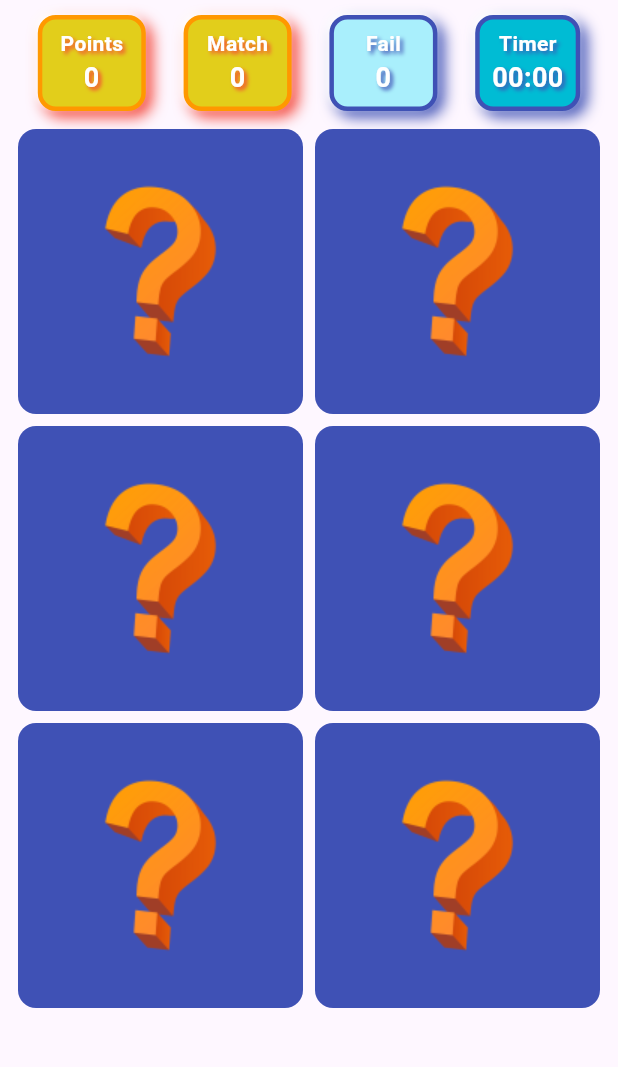
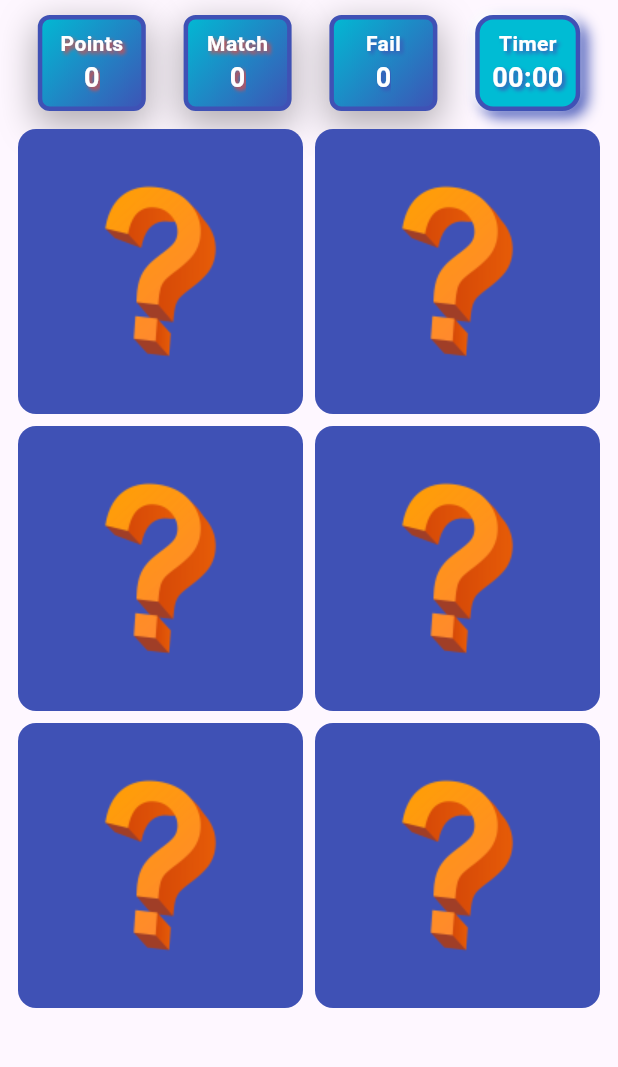
Before and after one commit to TangierDreams/flippy_pairs, a Flutter app: the PagJuego screen opened by its route, on a phone screen of 412 x 824 dp, the part 108-1175 px from its top. Run offline on Flutter 3.47's test engine with Material 3 defaults, Android fonts, the phone set to English and light mode, and no system bars; our stand-ins replace audioplayers, google_fonts, shared_preferences, supabase_flutter; accounts and stored records are empty; network calls fail; Roboto replaces fonts that are missing (Chewy).

Commit message:
13/10/2025

```diff
--- a/lib/PAGINAS/JUEGO/WIDGETS/wid_juego_acabado.dart
+++ b/lib/PAGINAS/JUEGO/WIDGETS/wid_juego_acabado.dart
@@ -37,7 +37,7 @@ Future<void> widJuegoAcabado(
               padding: const EdgeInsets.all(20),
               decoration: BoxDecoration(
                 gradient: LinearGradient(
-                  colors: gana ? [Colores.segundo, Colores.tercero] : [Colores.quinto, Colores.primero],
+                  colors: [Colores.quinto, Colores.primero],
                   begin: Alignment.topLeft,
                   end: Alignment.bottomRight,
                 ),
@@ -67,7 +67,7 @@ Future<void> widJuegoAcabado(
                   Text(
                     gana
                         ? "You've won $puntosDelJuego points in this game. Congratulations!"
-                        : "You've lost $puntosDelJuego points in this game.",
+                        : "You've lost $puntosDelJuego points in this game. You can do it better...",
                     style: GoogleFonts.baloo2(fontSize: 18, color: Colores.blanco),
                     textAlign: TextAlign.center,
                   ),
--- a/lib/PAGINAS/JUEGO/pag_juego.dart
+++ b/lib/PAGINAS/JUEGO/pag_juego.dart
@@ -6,7 +6,7 @@
 import 'package:flippy_pairs/PAGINAS/JUEGO/srv_juego.dart';
 import 'package:flippy_pairs/PROCEDIMIENTOS/SERVICIOS/srv_globales.dart';
 import 'package:flippy_pairs/PROCEDIMIENTOS/SERVICIOS/srv_sonidos.dart';
-import 'package:flippy_pairs/PAGINAS/JUEGO/WIDGETS/wid_contador.dart';
+import 'package:flippy_pairs/PROCEDIMIENTOS/WIDGETS/wid_contador.dart';
 import 'package:flutter/material.dart';
 import 'package:flippy_pairs/PAGINAS/JUEGO/WIDGETS/wid_carta.dart';
 import 'package:flippy_pairs/PROCEDIMIENTOS/WIDGETS/wid_toolbar.dart';
--- a/lib/PAGINAS/JUEGO/WIDGETS/wid_contador.dart
+++ b/lib/PROCEDIMIENTOS/WIDGETS/wid_contador.dart
@@ -1,4 +1,5 @@
 import 'package:flippy_pairs/PROCEDIMIENTOS/SERVICIOS/srv_globales.dart';
+import 'package:flippy_pairs/PROCEDIMIENTOS/WIDGETS/wid_digit_roller_step.dart';
 import 'package:flutter/material.dart';
 import 'package:google_fonts/google_fonts.dart';
 
@@ -14,14 +15,32 @@ class WidContador extends StatelessWidget {
     return Container(
       padding: const EdgeInsets.symmetric(horizontal: 8, vertical: 6),
       decoration: BoxDecoration(
-        color: pModo == 1 ? const Color.fromARGB(255, 226, 206, 27) : const Color.fromARGB(255, 169, 239, 252),
-        borderRadius: BorderRadius.circular(12),
-        border: Border.all(color: pModo == 1 ? Colores.segundo : Colores.primero, width: 3),
+        gradient: LinearGradient(
+          colors: [Colores.quinto, Colores.primero],
+          begin: Alignment.topLeft,
+          end: Alignment.bottomRight,
+        ),
+        borderRadius: BorderRadius.circular(8),
+        border: Border.all(color: Colores.primero, width: 3),
         boxShadow: [
-          BoxShadow(color: pModo == 1 ? Colores.cuarto : Colores.primero, blurRadius: 8, offset: const Offset(4, 4)),
-          BoxShadow(color: Colores.blanco, blurRadius: 4, offset: Offset(-2, -2)),
+          BoxShadow(
+            color: Colors.black.withValues(alpha: 0.3),
+            blurRadius: 20,
+            spreadRadius: 2,
+            offset: const Offset(0, 8),
+          ),
         ],
       ),
+
+      // decoration: BoxDecoration(
+      //   color: pModo == 1 ? const Color.fromARGB(255, 226, 206, 27) : const Color.fromARGB(255, 169, 239, 252),
+      //   borderRadius: BorderRadius.circular(12),
+      //   border: Border.all(color: pModo == 1 ? Colores.segundo : Colores.primero, width: 3),
+      //   boxShadow: [
+      //     BoxShadow(color: pModo == 1 ? Colores.cuarto : Colores.primero, blurRadius: 8, offset: const Offset(4, 4)),
+      //     BoxShadow(color: Colores.blanco, blurRadius: 4, offset: Offset(-2, -2)),
+      //   ],
+      // ),
       child: SizedBox(
         width: 50,
         child: Column(
@@ -41,8 +60,9 @@ class WidContador extends StatelessWidget {
                 ],
               ),
             ),
-            Text(
-              "$pContador${pModo == 1 ? '\u200B' : '\u200C'}",
+            WidDigitRollerStep(
+              key: ValueKey("${pModo}_roller"),
+              value: pContador,
               style: GoogleFonts.comicNeue(
                 fontSize: 18,
                 fontWeight: FontWeight.bold,
@@ -55,6 +75,8 @@ class WidContador extends StatelessWidget {
                   ),
                 ],
               ),
+              stepDuration: const Duration(milliseconds: 100), // velocidad del giro
+              maxSteps: 15, // máximo de pasos por salto
             ),
           ],
         ),
--- /dev/null
+++ b/lib/PROCEDIMIENTOS/WIDGETS/wid_digit_roller_step.dart
@@ -0,0 +1,94 @@
+import 'dart:async';
+import 'package:flutter/material.dart';
+
+class WidDigitRollerStep extends StatefulWidget {
+  final int value;
+  final TextStyle? style;
+  final Duration stepDuration;
+  final Duration pause;
+  final int maxSteps;
+
+  const WidDigitRollerStep({
+    super.key,
+    required this.value,
+    this.style,
+    this.stepDuration = const Duration(milliseconds: 60),
+    this.pause = const Duration(milliseconds: 100),
+    this.maxSteps = 20,
+  });
+
+  @override
+  State<WidDigitRollerStep> createState() => _WidDigitRollerStepState();
+}
+
+class _WidDigitRollerStepState extends State<WidDigitRollerStep> {
+  late int _displayValue;
+  bool _isIncreasing = true;
+  Timer? _timer;
+
+  @override
+  void initState() {
+    super.initState();
+    _displayValue = widget.value;
+  }
+
+  @override
+  void didUpdateWidget(WidDigitRollerStep oldWidget) {
+    super.didUpdateWidget(oldWidget);
+
+    if (widget.value != oldWidget.value) {
+      _timer?.cancel();
+      _isIncreasing = widget.value > oldWidget.value;
+      _startRollingAnimation(oldWidget.value, widget.value);
+    }
+  }
+
+  void _startRollingAnimation(int oldValue, int newValue) async {
+    final diff = newValue - oldValue;
+    if (diff == 0) return;
+
+    final direction = diff > 0 ? 1 : -1;
+    final steps = diff.abs().clamp(1, widget.maxSteps);
+    final int stepValue = (diff / steps).round();
+
+    await Future.delayed(widget.pause);
+
+    int current = oldValue;
+    _timer = Timer.periodic(widget.stepDuration, (timer) {
+      current += stepValue;
+
+      if ((direction > 0 && current >= newValue) || (direction < 0 && current <= newValue)) {
+        setState(() => _displayValue = newValue);
+        timer.cancel();
+      } else {
+        setState(() => _displayValue = current);
+      }
+    });
+  }
+
+  @override
+  void dispose() {
+    _timer?.cancel();
+    super.dispose();
+  }
+
+  @override
+  Widget build(BuildContext context) {
+    return AnimatedSwitcher(
+      duration: const Duration(milliseconds: 600),
+      transitionBuilder: (child, animation) {
+        final offsetAnimation = Tween<Offset>(
+          begin: _isIncreasing
+              ? const Offset(0, -0.4) // de arriba a abajo
+              : const Offset(0, 0.4), // de abajo a arriba
+          end: Offset.zero,
+        ).animate(CurvedAnimation(parent: animation, curve: Curves.easeOutBack));
+
+        return ClipRect(
+          child: SlideTransition(position: offsetAnimation, child: child),
+        );
+      },
+      child: Text('$_displayValue', key: ValueKey<int>(_displayValue), style: widget.style),
+    );
+  }
+}
```
Also changed, not shown: lib/PROCEDIMIENTOS/SERVICIOS/srv_supabase.dart (+20 -0 lines), lib/PROCEDIMIENTOS/WIDGETS/wid_digit_roller.dart (added, +48 -0 lines).
